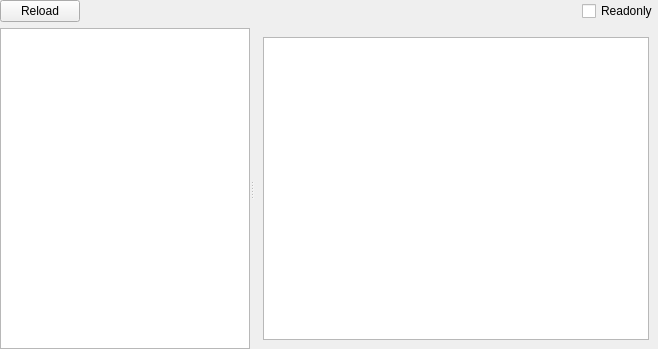
First picture: the form in PE/pewidget.ui, repository horsicq/FormatWidgets, before the edit.
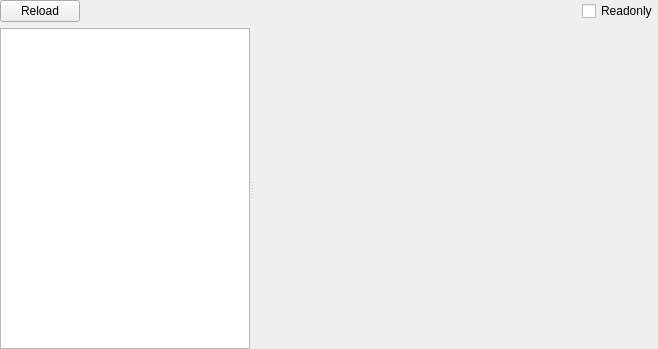
Second picture: the form after the edit. Custom widgets are drawn as their Qt base class.

```diff
--- a/PE/pewidget.ui
+++ b/PE/pewidget.ui
@@ -92,7 +92,7 @@
      </widget>
      <widget class="QStackedWidget" name="stackedWidgetInfo">
       <property name="currentIndex">
-       <number>18</number>
+       <number>10</number>
       </property>
       <widget class="QWidget" name="page_HEX">
        <layout class="QVBoxLayout" name="verticalLayout_13">
@@ -555,6 +555,7 @@
         </item>
        </layout>
       </widget>
+      <widget class="QWidget" name="page_Resources_Version"/>
       <widget class="QWidget" name="page_Resources_Manifest">
        <layout class="QVBoxLayout" name="verticalLayout_19">
         <property name="leftMargin">
```
